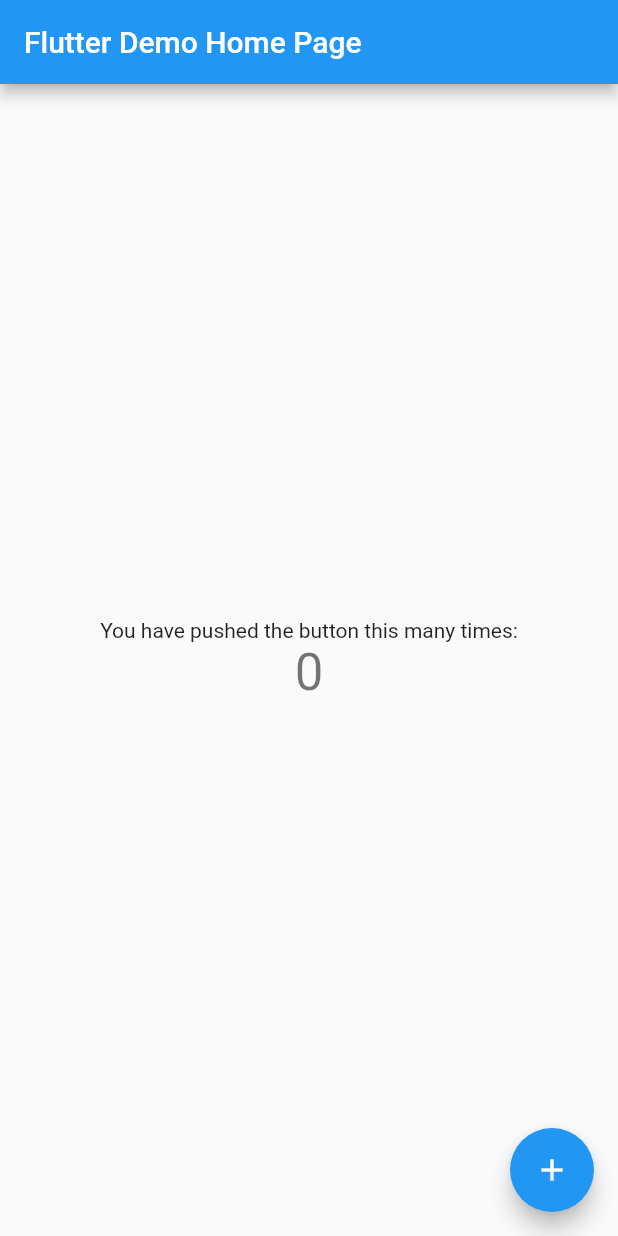
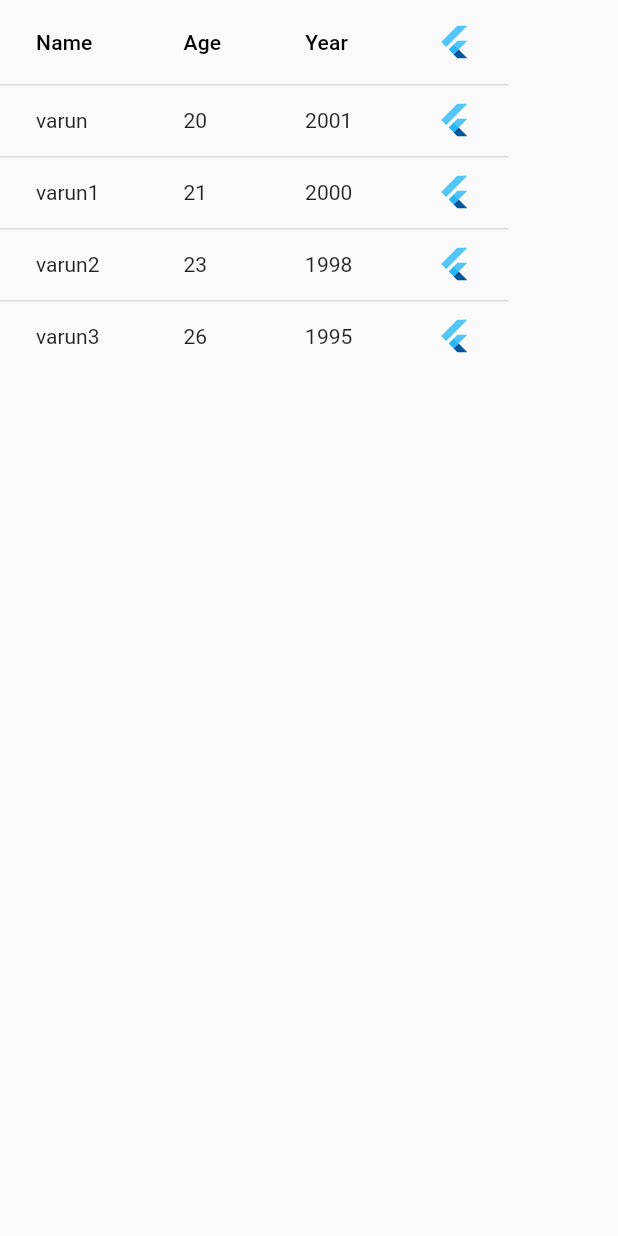
Before and after one commit to mansasidibe/laravel-vue-flutter-crud, a Flutter app: the screen it shows after launch, on a phone screen of 412 x 824 dp. Run offline on Flutter 3.47's test engine with Material 2 defaults, Android fonts, the phone set to English and light mode, and no system bars.

```diff
--- /dev/null
+++ b/client_mobile/lib/liste.dart
@@ -0,0 +1,48 @@
+import 'package:flutter/material.dart';
+
+class MyWidget extends StatelessWidget {
+  @override
+  Widget build(BuildContext context) {
+    return Scaffold(
+      body: dTable()
+    );
+  }
+}
+Widget dTable() {
+  var data = <Data>[
+    Data("varun", "20", "2001"),
+    Data("varun1", "21", "2000"),
+    Data("varun2", "23", "1998"),
+    Data("varun3", "26", "1995"),
+  ];
+  return DataTable(
+
+    columns: [
+      DataColumn(
+        label: Text("Name"),
+      ),
+      DataColumn(
+        label: Text("Age"),
+      ),
+      DataColumn(
+        label: Text("Year"),
+      ),
+      DataColumn(label: FlutterLogo())
+    ],
+    rows: data.map((data) {
+      return DataRow(cells: [
+        DataCell(Text(data.name)),
+        DataCell(Text(data.age)),
+        DataCell(Text(data.year)),
+        DataCell(FlutterLogo())
+      ]);
+    }).toList(),
+  );
+}
+
+class Data {
+  String name;
+  String age;
+  String year;
+  Data(this.name, this.age, this.year);
+}
--- a/client_mobile/lib/main.dart
+++ b/client_mobile/lib/main.dart
@@ -1,3 +1,4 @@
+import 'package:client_mobile/liste.dart';
 import 'package:flutter/material.dart';
 
 void main() {
@@ -11,7 +12,7 @@ class MyApp extends StatelessWidget {
   @override
   Widget build(BuildContext context) {
     return MaterialApp(
-      title: 'Flutter Demo',
+      title: 'Flutter & Laravel Connexion',
       theme: ThemeData(
         // This is the theme of your application.
         //
@@ -24,92 +25,7 @@ class MyApp extends StatelessWidget {
         // is not restarted.
         primarySwatch: Colors.blue,
       ),
-      home: const MyHomePage(title: 'Flutter Demo Home Page'),
+      home: MyWidget(),
     );
   }
 }
-
-class MyHomePage extends StatefulWidget {
-  const MyHomePage({Key? key, required this.title}) : super(key: key);
-
-  // This widget is the home page of your application. It is stateful, meaning
-  // that it has a State object (defined below) that contains fields that affect
-  // how it looks.
-
-  // This class is the configuration for the state. It holds the values (in this
-  // case the title) provided by the parent (in this case the App widget) and
-  // used by the build method of the State. Fields in a Widget subclass are
-  // always marked "final".
-
-  final String title;
-
-  @override
-  State<MyHomePage> createState() => _MyHomePageState();
-}
-
-class _MyHomePageState extends State<MyHomePage> {
-  int _counter = 0;
-
-  void _incrementCounter() {
-    setState(() {
-      // This call to setState tells the Flutter framework that something has
-      // changed in this State, which causes it to rerun the build method below
-      // so that the display can reflect the updated values. If we changed
-      // _counter without calling setState(), then the build method would not be
-      // called again, and so nothing would appear to happen.
-      _counter++;
-    });
-  }
-
-  @override
-  Widget build(BuildContext context) {
-    // This method is rerun every time setState is called, for instance as done
-    // by the _incrementCounter method above.
-    //
-    // The Flutter framework has been optimized to make rerunning build methods
-    // fast, so that you can just rebuild anything that needs updating rather
-    // than having to individually change instances of widgets.
-    return Scaffold(
-      appBar: AppBar(
-        // Here we take the value from the MyHomePage object that was created by
-        // the App.build method, and use it to set our appbar title.
-        title: Text(widget.title),
-      ),
-      body: Center(
-        // Center is a layout widget. It takes a single child and positions it
-        // in the middle of the parent.
-        child: Column(
-          // Column is also a layout widget. It takes a list of children and
-          // arranges them vertically. By default, it sizes itself to fit its
-          // children horizontally, and tries to be as tall as its parent.
-          //
-          // Invoke "debug painting" (press "p" in the console, choose the
-          // "Toggle Debug Paint" action from the Flutter Inspector in Android
-          // Studio, or the "Toggle Debug Paint" command in Visual Studio Code)
-          // to see the wireframe for each widget.
-          //
-          // Column has various properties to control how it sizes itself and
-          // how it positions its children. Here we use mainAxisAlignment to
-          // center the children vertically; the main axis here is the vertical
-          // axis because Columns are vertical (the cross axis would be
-          // horizontal).
-          mainAxisAlignment: MainAxisAlignment.center,
-          children: <Widget>[
-            const Text(
-              'You have pushed the button this many times:',
-            ),
-            Text(
-              '$_counter',
-              style: Theme.of(context).textTheme.headline4,
-            ),
-          ],
-        ),
-      ),
-      floatingActionButton: FloatingActionButton(
-        onPressed: _incrementCounter,
-        tooltip: 'Increment',
-        child: const Icon(Icons.add),
-      ), // This trailing comma makes auto-formatting nicer for build methods.
-    );
-  }
-}
```
